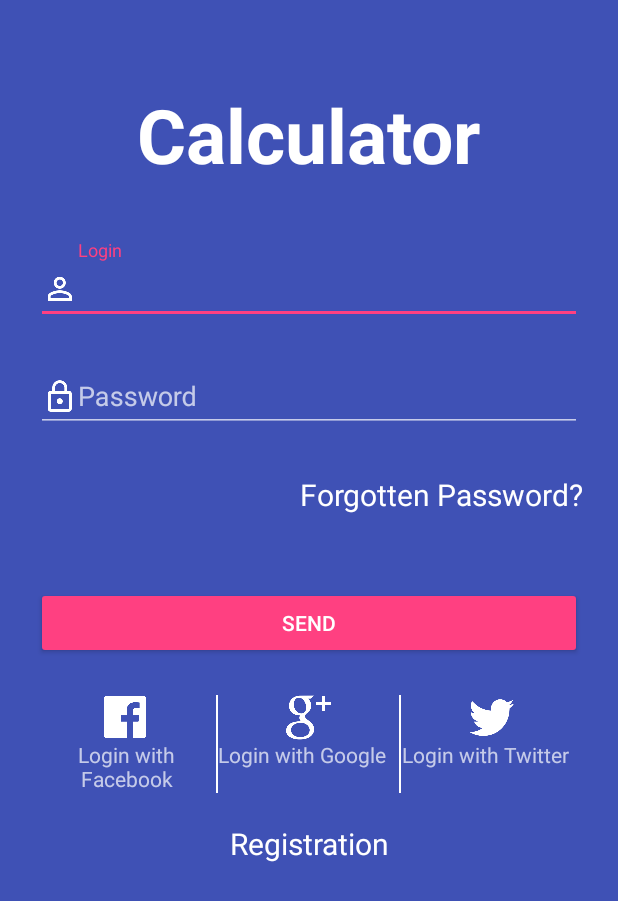
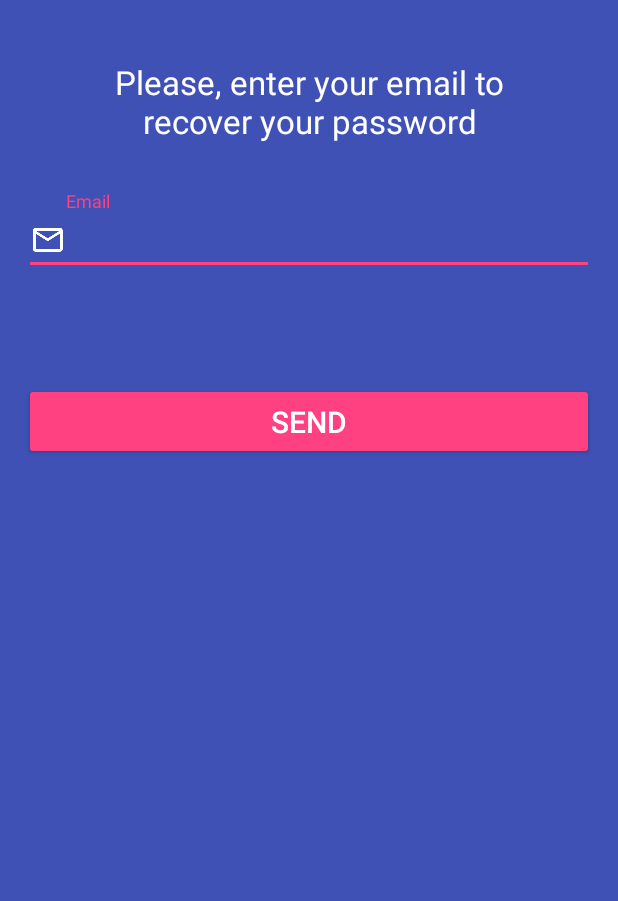
Before and after one commit to Roma-Za/Calculator, an Android app: the screen it shows after launch (LoginActivity before the commit, RecoveryActivity after it), after a tap on "Forgotten Password?", on a phone screen of 412 x 824 dp. Shown: the top 901 px of the screen. Run offline under Robolectric (Android 15) with nearby library versions, the phone set to English and light mode, and no system bars.

Commit message:
add recovery activity

```diff
--- a/app/src/main/AndroidManifest.xml
+++ b/app/src/main/AndroidManifest.xml
@@ -25,7 +25,8 @@
         </activity>
         <activity
             android:name=".RegistrationActivity"
-            android:theme="@style/AppThemeNoActionBar"></activity>
+            android:theme="@style/AppThemeNoActionBar" />
+        <activity android:name=".RecoveryActivity"></activity>
     </application>
 
 </manifest>
--- a/app/src/main/java/com/example/roman/calculator/LoginActivity.java
+++ b/app/src/main/java/com/example/roman/calculator/LoginActivity.java
@@ -15,6 +15,7 @@ package com.example.roman.calculator;
 public class LoginActivity extends AppCompatActivity {
     private static final String TAG = "LoginActivity";
     private static final int REQUEST_SIGNUP = 0;
+    private static final int REQUEST_REC = 0;
     private EditText _loginText;
     private EditText _passwordText;
     private Button _loginButton;
@@ -47,7 +48,8 @@ public class LoginActivity extends AppCompatActivity {
         _forgottenLink.setOnClickListener(new View.OnClickListener() {
             @Override
             public void onClick(View v) {
-
+                Intent intent = new Intent(getApplicationContext(), RecoveryActivity.class);
+                startActivityForResult(intent, REQUEST_REC);
             }
         });
     }
--- a/app/src/main/res/layout/activity_login.xml
+++ b/app/src/main/res/layout/activity_login.xml
@@ -71,6 +71,7 @@
             android:layout_marginTop="24dp"
             android:layout_marginBottom="24dp"
             android:padding="12dp"
+            android:textSize="20dp"
             android:text="SEND"/>
 
         <LinearLayout
--- /dev/null
+++ b/app/src/main/res/layout/activity_recovery.xml
@@ -0,0 +1,53 @@
+<?xml version="1.0" encoding="utf-8"?>
+<LinearLayout xmlns:android="http://schemas.android.com/apk/res/android"
+    xmlns:tools="http://schemas.android.com/tools"
+    android:layout_width="match_parent"
+    android:layout_height="match_parent"
+    android:paddingBottom="@dimen/activity_vertical_margin"
+    android:paddingLeft="@dimen/activity_horizontal_margin"
+    android:paddingRight="@dimen/activity_horizontal_margin"
+    android:paddingTop="@dimen/activity_vertical_margin"
+    tools:context="com.example.roman.calculator.RegistrationActivity"
+    android:orientation="vertical">
+
+    <TextView
+        android:layout_width="wrap_content"
+        android:layout_height="wrap_content"
+        android:layout_margin="24dp"
+        android:layout_gravity="center_horizontal"
+        android:text="@string/recoverry"
+        android:textColor="@android:color/white"
+        android:textAlignment="center"
+        android:textSize="22dp"
+        />
+
+
+    <!-- Email Label -->
+    <android.support.design.widget.TextInputLayout
+        android:layout_width="match_parent"
+        android:layout_height="wrap_content"
+        android:layout_marginTop="8dp"
+        android:layout_marginBottom="8dp">
+
+        <EditText android:id="@+id/input_email_rec"
+            android:layout_width="match_parent"
+            android:layout_height="wrap_content"
+            android:inputType="textEmailAddress"
+            android:layout_marginTop="40dp"
+            android:layout_marginBottom="40dp"
+            android:hint="Email"
+            android:drawableLeft="@drawable/ic_mail_outline_white_24dp"/>
+    </android.support.design.widget.TextInputLayout>
+
+
+    <android.support.v7.widget.AppCompatButton
+        android:id="@+id/btn_send_recovery"
+        android:layout_width="fill_parent"
+        android:layout_height="wrap_content"
+        android:layout_marginTop="24dp"
+        android:layout_marginBottom="24dp"
+        android:textSize="20dp"
+        android:padding="12dp"
+        android:text="SEND"/>
+
+</LinearLayout>
--- a/app/src/main/res/layout/activity_registration.xml
+++ b/app/src/main/res/layout/activity_registration.xml
@@ -118,6 +118,7 @@
             android:layout_marginTop="24dp"
             android:layout_marginBottom="24dp"
             android:padding="12dp"
+            android:textSize="20dp"
             android:text="SEND"/>
     </LinearLayout>
 </ScrollView>
--- a/app/src/main/res/values/strings.xml
+++ b/app/src/main/res/values/strings.xml
@@ -14,4 +14,5 @@
         completions."
     </string>
     <string name="fill_reg_form">Please fill in the registration form</string>
+    <string name="recoverry">Please, enter your email to recover your password</string>
 </resources>
```
Also changed, not shown: app/src/main/java/com/example/roman/calculator/RecoveryActivity.java (added, +83 -0 lines).
